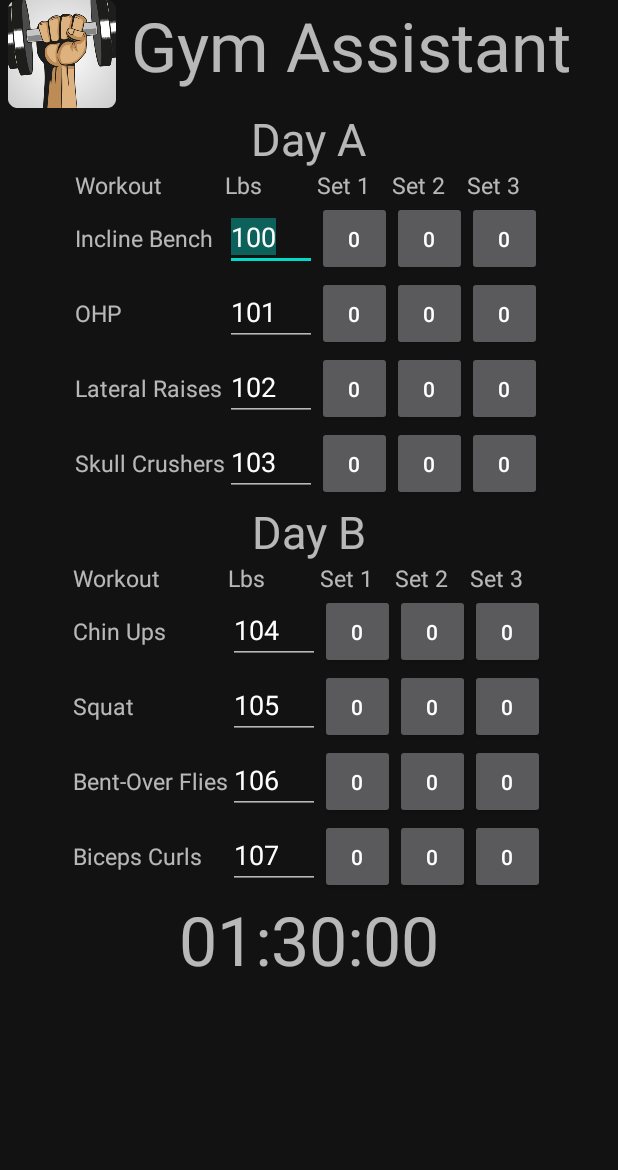
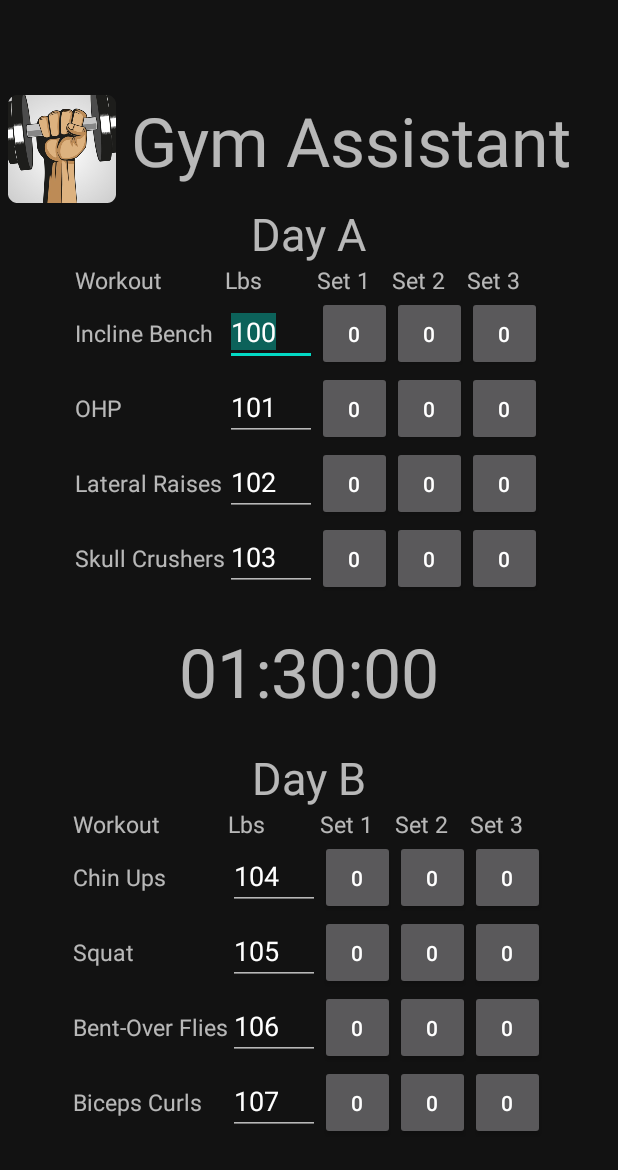
Before and after one commit to ZacGerh/GymAssistant, an Android app: the screen it shows after launch (MainActivity), on a phone screen of 412 x 824 dp. Shown: the top 1170 px of the screen. Run offline under Robolectric (Android 15) with nearby library versions, the phone set to English and light mode, and no system bars; our stand-ins replace data binding; network calls fail; 1 statement that could not run was skipped.

Commit message:
moved the timer into the center so that if your font size is large, it's always on your screen

```diff
--- a/app/src/main/res/layout/activity_main.xml
+++ b/app/src/main/res/layout/activity_main.xml
@@ -15,7 +15,7 @@
     <LinearLayout android:layout_width="match_parent"
         android:layout_height="wrap_content"
         android:orientation="vertical"
-        android:layout_gravity="fill"
+        android:layout_gravity="center"
         tools:context=".MainActivity">
     <LinearLayout android:layout_width="match_parent"
         android:layout_height="wrap_content"
@@ -250,6 +250,16 @@
 
         </GridLayout>
 
+        <TextView
+            android:id="@+id/SetTimer"
+            android:layout_width="wrap_content"
+            android:layout_height="wrap_content"
+            android:text="@{viewmodel.currentRunningTimer}"
+            android:layout_gravity="center_horizontal"
+            android:textSize="45sp"
+            android:layout_marginTop="20sp"
+            android:layout_marginBottom="20sp"
+            />
     <!--        ###################################################-->
     <!--        Day B-->
     <!--        ###################################################-->
@@ -469,14 +479,7 @@
                     />
 
             </GridLayout>
-            <TextView
-                android:id="@+id/SetTimer"
-                android:layout_width="wrap_content"
-                android:layout_height="wrap_content"
-                android:text="@{viewmodel.currentRunningTimer}"
-                android:layout_gravity="center_horizontal"
-                android:textSize="45sp"
-                />
+
 
         </LinearLayout>
 
```
